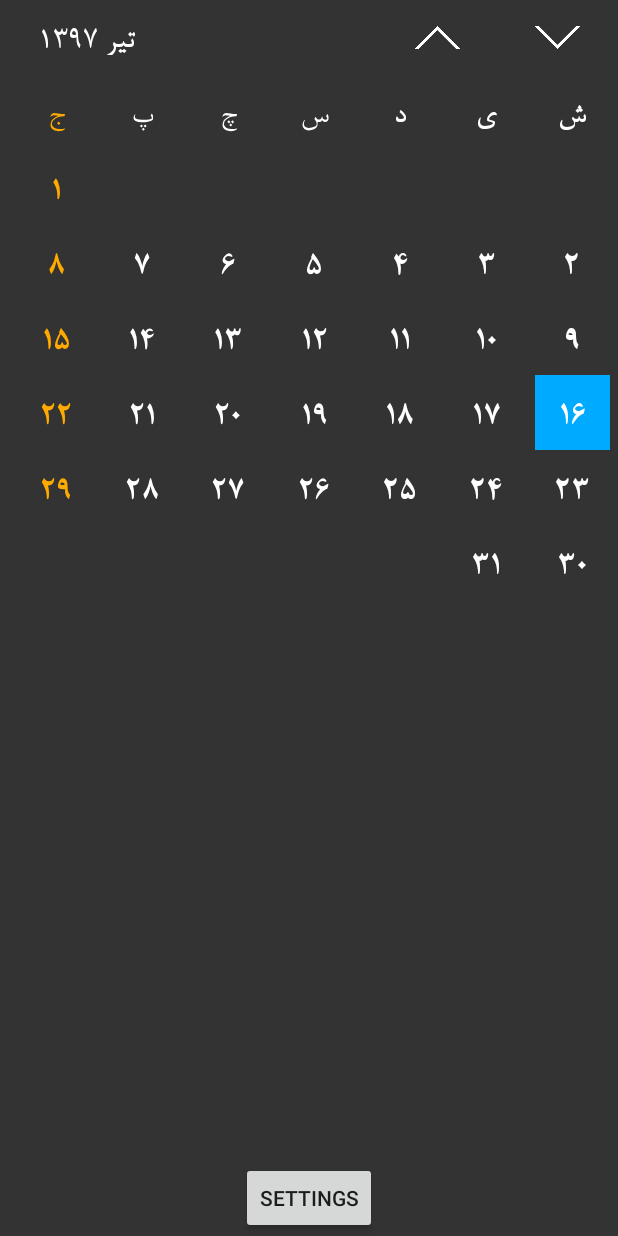
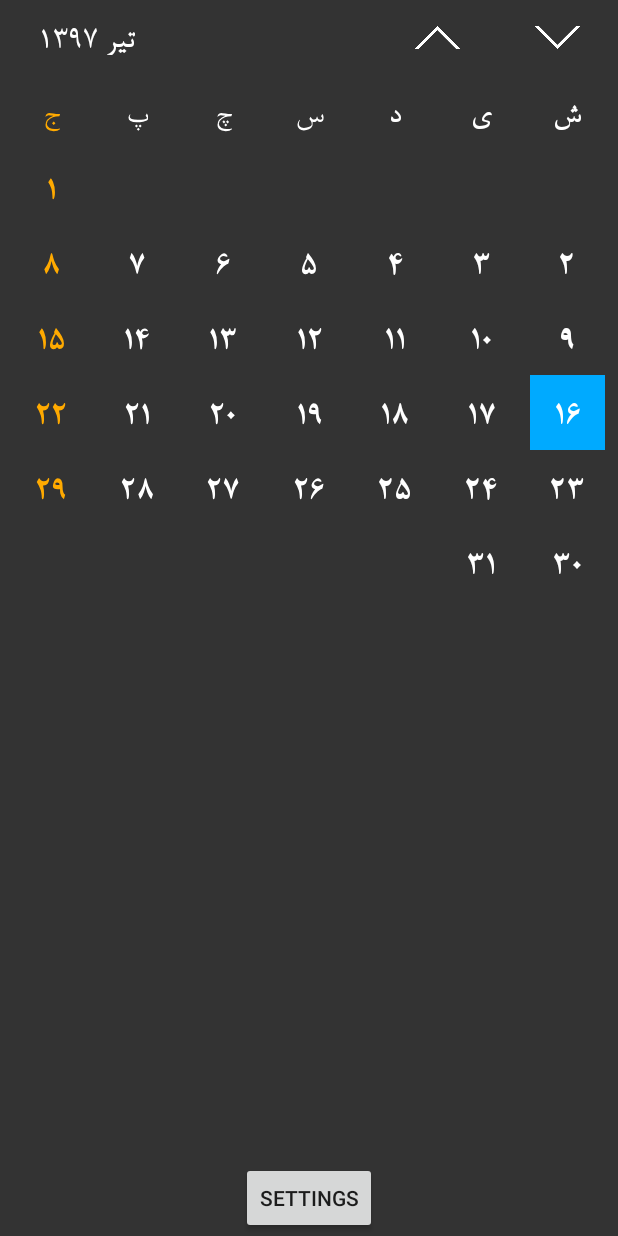
Before and after one commit to imto1/PersianCalendar, an Android app: the screen it shows after launch (MainActivity), on a phone screen of 412 x 824 dp. Run offline under Robolectric (Android 15) with nearby library versions, the phone set to English and light mode, and no system bars.

Commit message:
Fixing objects alignment

```diff
--- a/android-app/app/src/main/res/layout/activity_decade.xml
+++ b/android-app/app/src/main/res/layout/activity_decade.xml
@@ -60,6 +60,7 @@
         android:layout_marginLeft="5dp"
         android:layout_marginRight="5dp"
         android:rotationY="180"
-        android:layout_below="@+id/decadeTopBar" />
+        android:layout_below="@+id/decadeTopBar"
+        android:gravity="center_horizontal" />
 
 </RelativeLayout>
--- a/android-app/app/src/main/res/layout/activity_main.xml
+++ b/android-app/app/src/main/res/layout/activity_main.xml
@@ -62,7 +62,8 @@
         android:numColumns="7"
         android:layout_marginLeft="5dp"
         android:layout_marginRight="5dp"
-        android:rotationY="180" />
+        android:rotationY="180"
+        android:gravity="center_horizontal" />
 
     <GridView
         android:layout_width="wrap_content"
@@ -74,7 +75,8 @@
         android:layout_marginLeft="5dp"
         android:layout_marginRight="5dp"
         android:rotationY="180"
-        android:layout_above="@+id/mainToolsBar" />
+        android:layout_above="@+id/mainToolsBar"
+        android:gravity="center_horizontal" />
 
     <RelativeLayout
         android:layout_width="match_parent"
--- a/android-app/app/src/main/res/layout/activity_year.xml
+++ b/android-app/app/src/main/res/layout/activity_year.xml
@@ -62,6 +62,7 @@
         android:layout_marginLeft="5dp"
         android:layout_marginRight="5dp"
         android:rotationY="180"
-        android:layout_below="@+id/yearTopBar" />
+        android:layout_below="@+id/yearTopBar"
+        android:gravity="center_horizontal" />
 
 </RelativeLayout>
--- a/android-app/app/src/main/res/layout/calendar_table_layout.xml
+++ b/android-app/app/src/main/res/layout/calendar_table_layout.xml
@@ -10,16 +10,17 @@
         android:layout_width="50dp"
         android:layout_height="50dp"
         android:id="@+id/CalendarTableCell"
-        android:rotationY="180" >
+        android:rotationY="180">
 
         <TextView
             android:layout_width="wrap_content"
             android:layout_height="wrap_content"
             android:textAppearance="?android:attr/textAppearanceLarge"
             android:id="@+id/CTTVDay"
+            android:textColor="#ffffff"
+            android:gravity="center"
             android:layout_centerVertical="true"
-            android:layout_centerHorizontal="true"
-            android:textColor="#ffffff" />
+            android:layout_centerHorizontal="true" />
 
         <TextView
             android:layout_width="wrap_content"
--- a/android-app/app/src/main/res/layout/secondary_calendar_table_layout.xml
+++ b/android-app/app/src/main/res/layout/secondary_calendar_table_layout.xml
@@ -11,7 +11,8 @@
         android:layout_height="75dp"
         android:id="@+id/SecondaryCalendarTableCell"
         android:rotationY="180"
-        android:transitionGroup="false">
+        android:transitionGroup="false"
+        android:gravity="center">
 
         <TextView
             android:layout_width="wrap_content"
```
